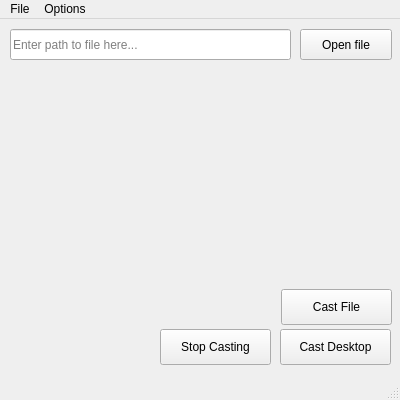
Before: the Qt Designer form src/mainwindow.ui in Rafostar/castnow-gui, drawn with Qt 5.
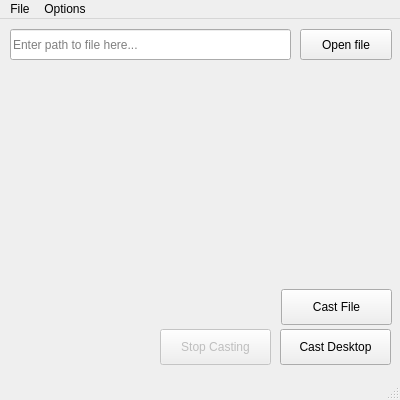
After: the same form once the commit is applied.

Commit message: GUI buttons get enabled/disabled based on streaming state

Diff of the .ui file:
```diff
--- a/src/mainwindow.ui
+++ b/src/mainwindow.ui
@@ -99,7 +99,10 @@
      <string>Cast Desktop</string>
     </property>
    </widget>
-   <widget class="QPushButton" name="castDesktopStopButton">
+   <widget class="QPushButton" name="stopCastingButton">
+    <property name="enabled">
+     <bool>false</bool>
+    </property>
     <property name="geometry">
      <rect>
       <x>160</x>
```
Left out of the diff: 4 changed lines with no effect on the pictures. The commit also changes 2 other files.
